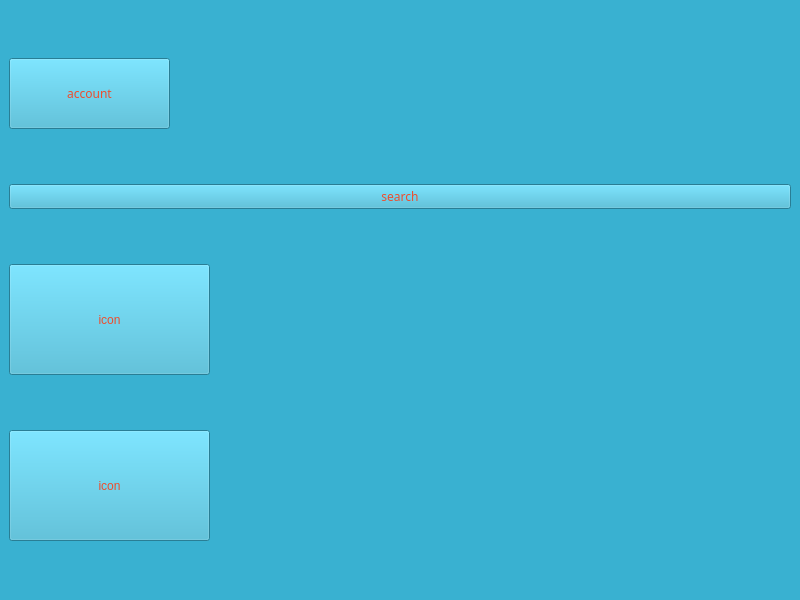
This is ui/home.ui in chaunamthong2015-ui/PTA39-SPCK as Qt 5 draws it before an edit. The edited form follows.
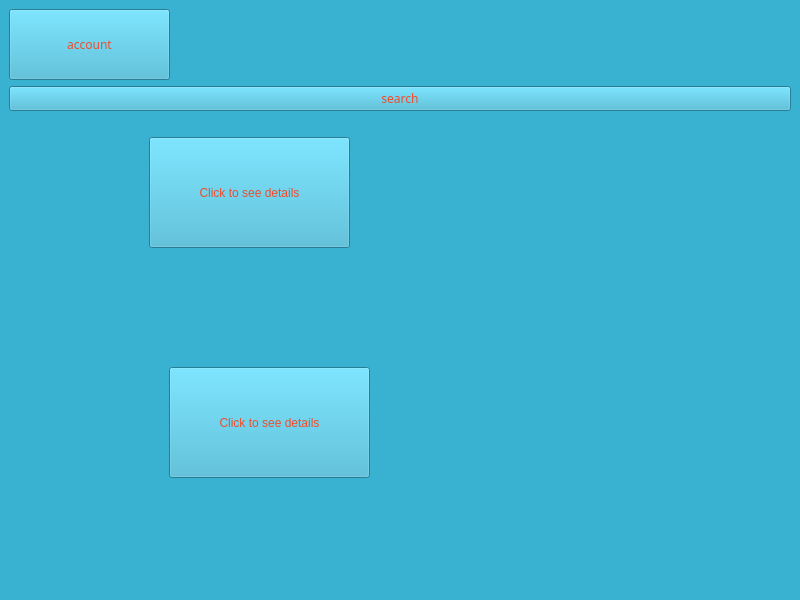
This is the edited form. Icons and pictures are not drawn.

```diff
--- a/ui/home.ui
+++ b/ui/home.ui
@@ -78,7 +78,35 @@
      </widget>
     </item>
     <item>
-     <widget class="QPushButton" name="pushButton_3">
+     <widget class="QWidget" name="widget" native="true">
+      <widget class="QLabel" name="label">
+       <property name="geometry">
+        <rect>
+         <x>-10</x>
+         <y>20</y>
+         <width>151</width>
+         <height>111</height>
+        </rect>
+       </property>
+       <property name="text">
+        <string/>
+       </property>
+       <property name="pixmap">
+        <pixmap>../assets/imgs/images (1).jpg</pixmap>
+       </property>
+       <property name="scaledContents">
+        <bool>true</bool>
+       </property>
+      </widget>
+      <widget class="QPushButton" name="details1">
+       <property name="geometry">
+        <rect>
+         <x>140</x>
+         <y>20</y>
+         <width>201</width>
+         <height>111</height>
+        </rect>
+       </property>
       <property name="minimumSize">
        <size>
         <width>201</width>
@@ -92,12 +120,45 @@
        </size>
       </property>
       <property name="text">
-       <string>icon</string>
-      </property>
+        <string>Click to see details</string>
+       </property>
+       <property name="icon">
+        <iconset>
+         <normaloff>../assets/imgs/images (1).jpg</normaloff>../assets/imgs/images (1).jpg</iconset>
+       </property>
+      </widget>
      </widget>
     </item>
     <item>
-     <widget class="QPushButton" name="pushButton">
+     <widget class="QWidget" name="widget_2" native="true">
+      <widget class="QLabel" name="label_2">
+       <property name="geometry">
+        <rect>
+         <x>10</x>
+         <y>10</y>
+         <width>151</width>
+         <height>111</height>
+        </rect>
+       </property>
+       <property name="text">
+        <string/>
+       </property>
+       <property name="pixmap">
+        <pixmap>../assets/imgs/images.jpg</pixmap>
+       </property>
+       <property name="scaledContents">
+        <bool>true</bool>
+       </property>
+      </widget>
+      <widget class="QPushButton" name="details2">
+       <property name="geometry">
+        <rect>
+         <x>160</x>
+         <y>10</y>
+         <width>201</width>
+         <height>111</height>
+        </rect>
+       </property>
       <property name="minimumSize">
        <size>
         <width>201</width>
@@ -114,8 +175,22 @@
        <string notr="true"/>
       </property>
       <property name="text">
-       <string>icon</string>
-      </property>
+        <string>Click to see details</string>
+       </property>
+       <property name="icon">
+        <iconset>
+         <normaloff>../assets/imgs/images.jpg</normaloff>../assets/imgs/images.jpg</iconset>
+       </property>
+       <property name="checkable">
+        <bool>false</bool>
+       </property>
+       <property name="default">
+        <bool>false</bool>
+       </property>
+       <property name="flat">
+        <bool>false</bool>
+       </property>
+      </widget>
      </widget>
     </item>
    </layout>
```
Lines whose indentation alone changed are shown as unchanged.
